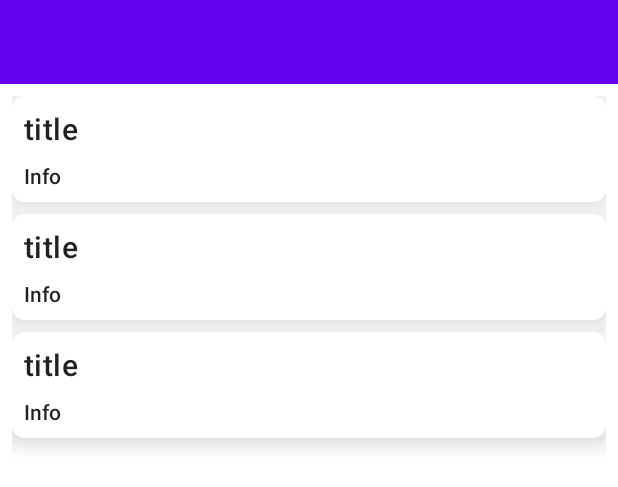
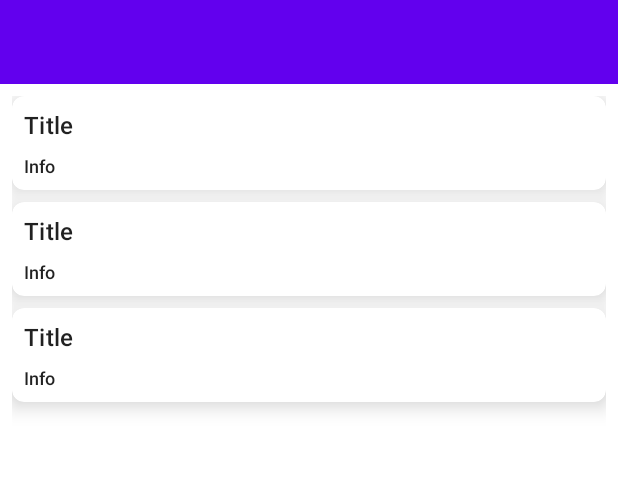
Before and after one commit to code98932/Diskominfo, an Android app: the layout activity_main.xml on its own in the app's theme, with its tools: preview values and no code run, on a phone screen of 412 x 824 dp. Shown: the top 487 px of the screen. Run offline under Robolectric (Android 15) with nearby library versions, the phone set to English and light mode, and no system bars.

```diff
--- a/app/src/main/java/com/example/diskominfo/MainActivity.kt
+++ b/app/src/main/java/com/example/diskominfo/MainActivity.kt
@@ -21,6 +21,7 @@ class MainActivity : AppCompatActivity() {
 
     private val RSS_link = "https://www.bekasikota.go.id/rss"
     private val RSS_to_JSON = " https://api.rss2json.com/v1/api.json?rss_url="
+
 
 
 
--- a/app/src/main/res/layout/row.xml
+++ b/app/src/main/res/layout/row.xml
@@ -33,7 +33,8 @@
             android:layout_marginStart="8dp"
             android:layout_marginTop="8dp"
             android:layout_marginEnd="8dp"
-            android:text="title"
+            android:text="Title"
+            android:textSize="16sp"
             android:textAppearance="@style/TextAppearance.MaterialComponents.Headline6"
             app:layout_constraintBottom_toTopOf="@id/info"
             app:layout_constraintEnd_toEndOf="parent"
@@ -48,6 +49,7 @@
             android:layout_marginTop="8dp"
             android:layout_marginEnd="8dp"
             android:layout_marginBottom="8dp"
+            android:textSize="12sp"
             android:text="Info"
             android:textAppearance="@style/TextAppearance.MaterialComponents.Subtitle2"
             app:layout_constraintBottom_toBottomOf="parent"
--- a/app/src/main/res/values-night/themes.xml
+++ b/app/src/main/res/values-night/themes.xml
@@ -1,6 +1,6 @@
 <resources xmlns:tools="http://schemas.android.com/tools">
     <!-- Base application theme. -->
-    <style name="Theme.Diskominfo" parent="Theme.MaterialComponents.DayNight.DarkActionBar">
+    <style name="Theme.Diskominfo" parent="Theme.MaterialComponents.DayNight.NoActionBar">
         <!-- Primary brand color. -->
         <item name="colorPrimary">@color/purple_200</item>
         <item name="colorPrimaryVariant">@color/purple_700</item>
```
Also changed, not shown: app/src/main/AndroidManifest.xml (+5 -4 lines), app/src/main/res/drawable/p.png (added), app/src/main/res/drawable/q.png (added), app/src/main/res/drawable/z.png (added).
